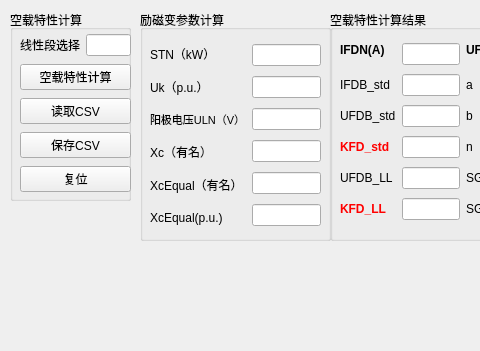
Qt form kongzaiQMainWindow.ui (fly1057/noloadcharacteristic) before a commit; both pictures show x 0 to 480 and y 0 to 351 of the 1261 by 830 pixel window.
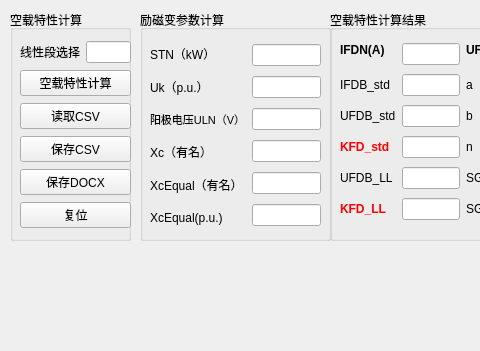
The same form after that commit.

What changed in the file:
```diff
--- a/kongzaiQMainWindow.ui
+++ b/kongzaiQMainWindow.ui
@@ -20,7 +20,7 @@
       <x>10</x>
       <y>10</y>
       <width>121</width>
-      <height>191</height>
+      <height>231</height>
      </rect>
     </property>
     <property name="title">
@@ -30,9 +30,9 @@
      <property name="geometry">
       <rect>
        <x>10</x>
-       <y>22</y>
+       <y>30</y>
        <width>111</width>
-       <height>165</height>
+       <height>191</height>
       </rect>
      </property>
      <layout class="QVBoxLayout" name="verticalLayout_4">
@@ -78,6 +78,13 @@
         </property>
        </widget>
       </item>
+      <item>
+       <widget class="QPushButton" name="pushButton_NoLoadCalculateSaveDOCX">
+        <property name="text">
+         <string>保存DOCX</string>
+        </property>
+       </widget>
+      </item>
       <item>
        <widget class="QPushButton" name="pushButton_Reset">
         <property name="text">
```
